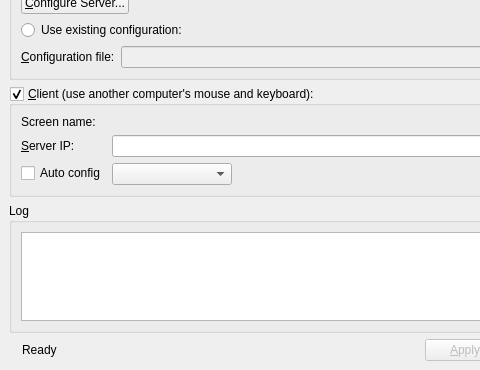
deskflow/deskflow, file src/gui/src/MainWindowBase.ui: the form before one commit; both pictures show x 0 to 480 and y 180 to 550 of the 600 by 550 pixel window.
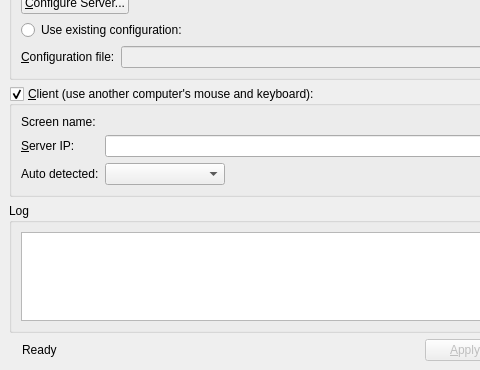
The form after the commit. Icons and pictures are not drawn.

Commit message:
#6338 Part-done: Move Auto Config checkbox to settings screen
Also refactored Windows Bonjour code to new class, and moved some of the Zeroconf stuff to a new class

```diff
--- a/src/gui/src/MainWindowBase.ui
+++ b/src/gui/src/MainWindowBase.ui
@@ -315,13 +315,6 @@
        <item row="2" column="1">
         <widget class="QLineEdit" name="m_pLineEditHostname"/>
        </item>
-       <item row="3" column="0">
-        <widget class="QCheckBox" name="m_pCheckBoxAutoConfig">
-         <property name="text">
-          <string>Auto config</string>
-         </property>
-        </widget>
-       </item>
        <item row="3" column="1">
         <widget class="QComboBox" name="m_pComboServerList">
          <property name="sizePolicy">
@@ -338,6 +331,13 @@
          </property>
         </widget>
        </item>
+       <item row="3" column="0">
+        <widget class="QLabel" name="m_pLabelAutoDetected">
+         <property name="text">
+          <string>Auto detected:</string>
+         </property>
+        </widget>
+       </item>
       </layout>
      </widget>
     </item>
```
Left out of the diff: 8 changed lines with no effect on the pictures. The commit also changes 13 other files.
